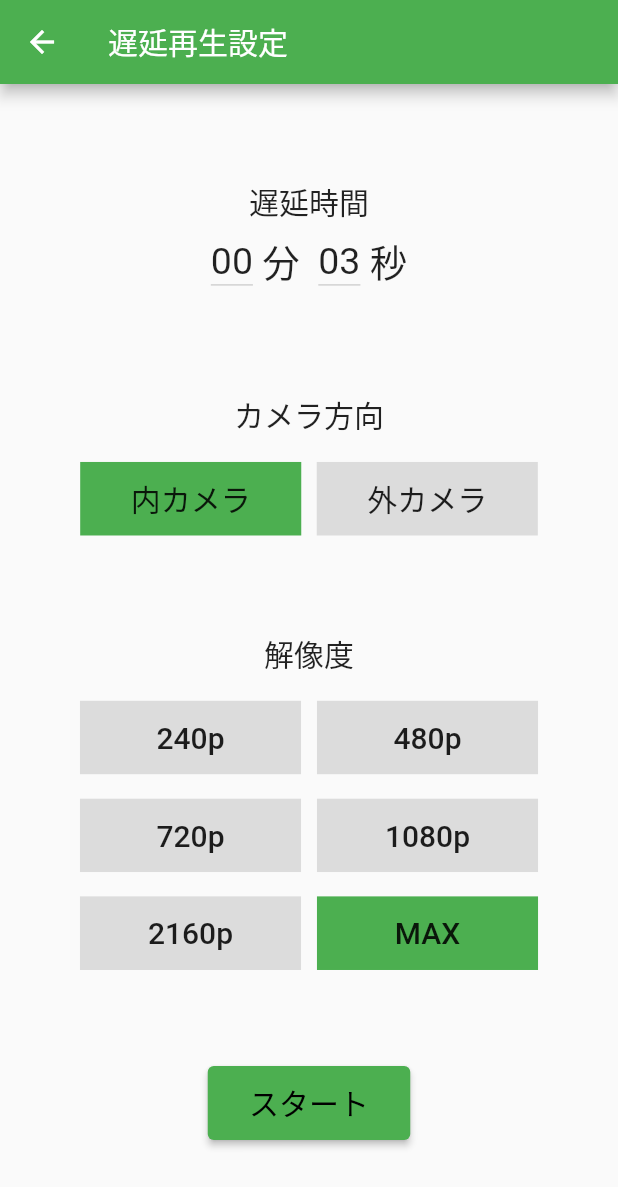
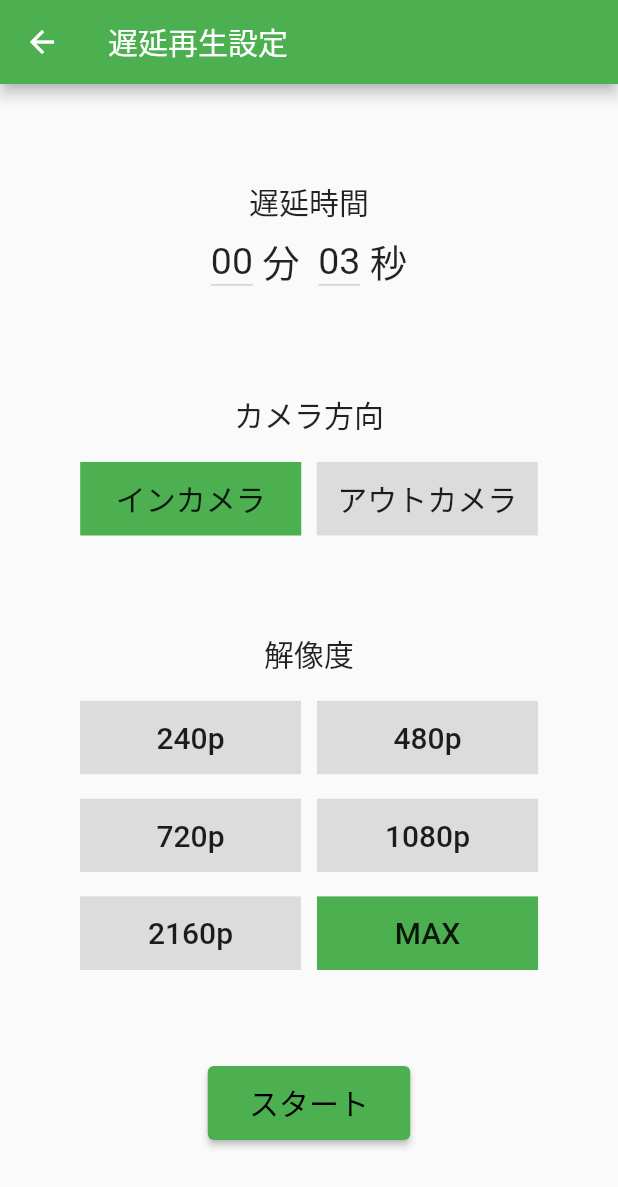
Before and after one commit to KokiWakatsuki/sporty, a Flutter app: the screen it shows after launch, after a tap on "遅延再生", on a phone screen of 412 x 824 dp. Shown: the top 1187 px of the screen. Run offline on Flutter 3.47's test engine with Material 2 defaults, Android fonts, the phone set to English and light mode, and no system bars; our stand-ins replace camera, chewie, flutter_cache_manager, gallery_saver, image_gallery_saver, image_picker and 2 more.

Commit message:
カメラも使えるようにした 遅延再生のカメラ方向インアウトにした 自宅PC

```diff
--- a/lib/view/comparison2.dart
+++ b/lib/view/comparison2.dart
@@ -206,7 +206,7 @@ class _Comparison2State extends State<Comparison2> {
                     ),
                     InkWell(
                       onTap: () {
-                        getVideoFromCamera1();
+                        getVideoFromCamera2();
                       },
                       child: Container(
                         padding: const EdgeInsets.all(20),
--- a/lib/view/delay_menu.dart
+++ b/lib/view/delay_menu.dart
@@ -200,7 +200,7 @@ class _DelayMenuState extends State<DelayMenu> {
                               height:_screenSize.height * 0.05,
                               child: Center(child:
                                 Text(
-                                  "内カメラ",
+                                  "インカメラ",
                                   style: TextStyle(
                                     fontSize: text_size,
                                   )
@@ -223,7 +223,7 @@ class _DelayMenuState extends State<DelayMenu> {
                               height:_screenSize.height * 0.05,
                               child: Center(child:
                                 Text(
-                                  "外カメラ",
+                                  "アウトカメラ",
                                   style: TextStyle(
                                     fontSize: text_size,
                                   )
```
